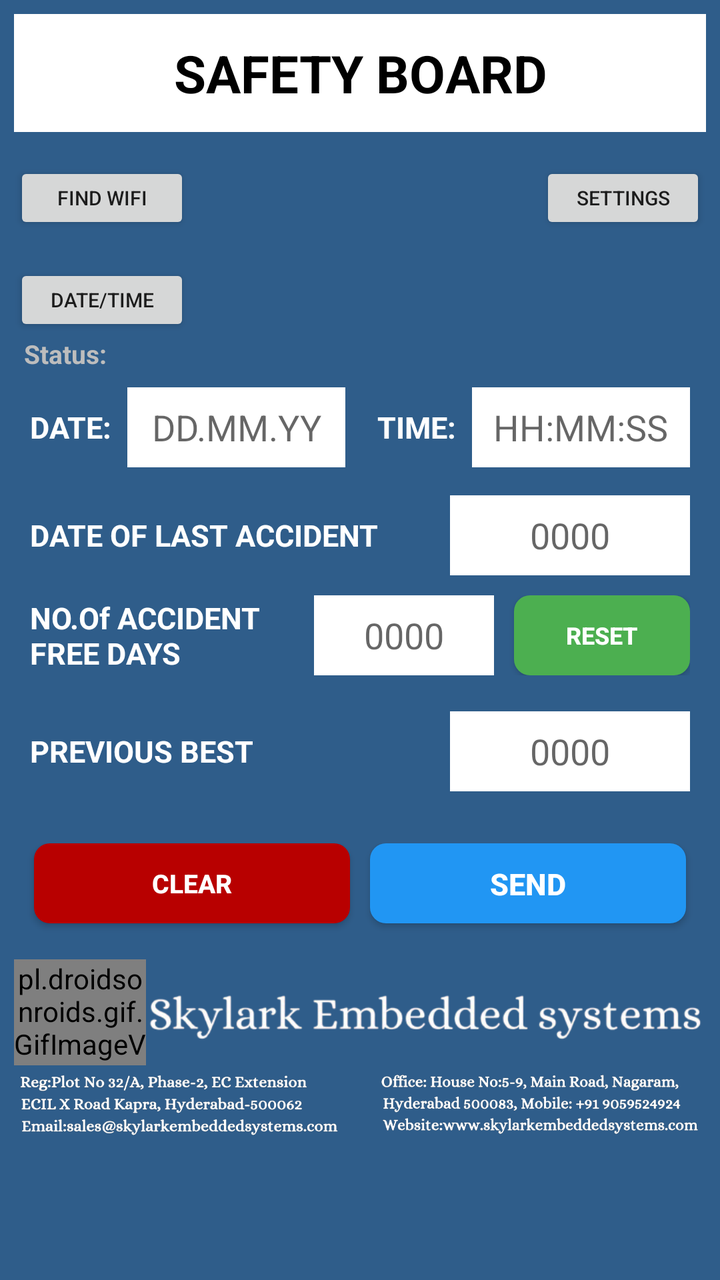
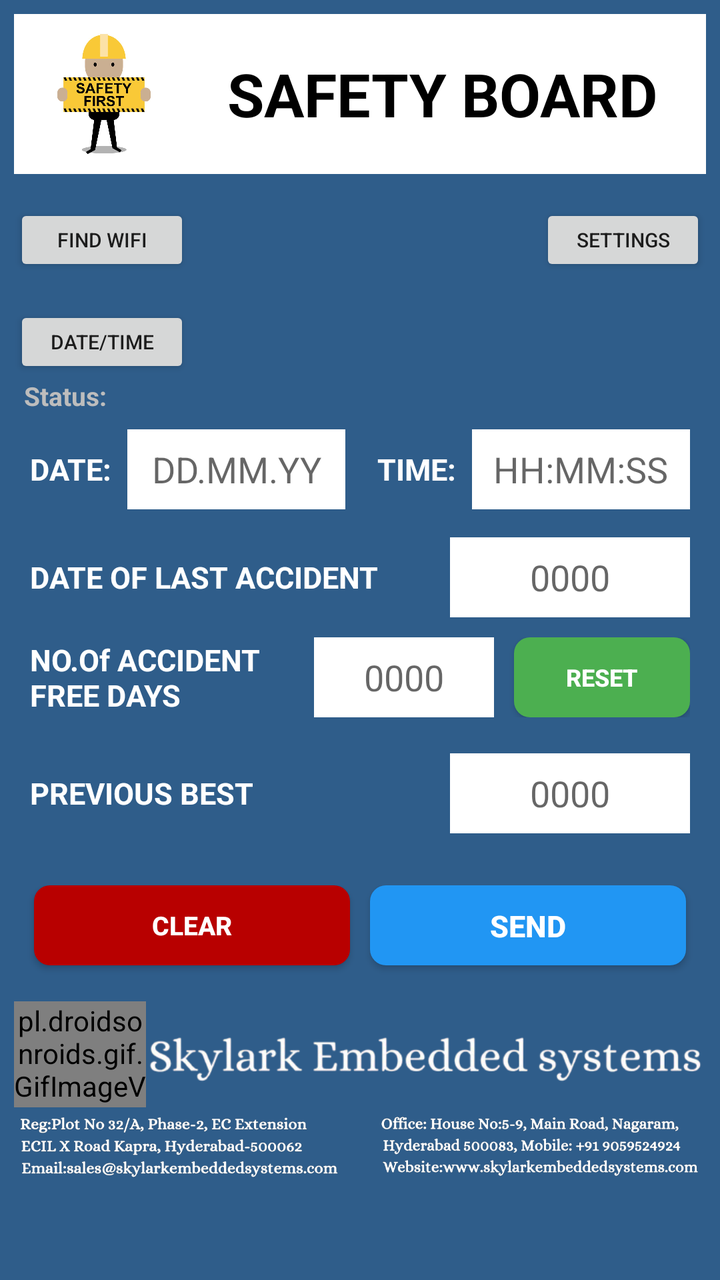

The first picture is an Android layout as it rendered before a commit; the second is the same layout after the commit. The layout source and the unified diff follow.
<!-- AndroidManifest.xml: application theme Theme.AppCompat.Light.NoActionBar -->
<!-- res/layout/activity_main.xml -->
<?xml version="1.0" encoding="utf-8"?>
<ScrollView xmlns:android="http://schemas.android.com/apk/res/android"
    xmlns:tools="http://schemas.android.com/tools"
    android:id="@+id/scrollView"
    android:layout_width="match_parent"
    android:layout_height="match_parent"
    android:paddingBottom="0dp"
    android:layout_marginBottom="0dp"
    android:clipToPadding="false"
    android:background="#2F5D8A"
    android:fillViewport="true">

    <LinearLayout
        android:id="@+id/linearLayout"
        android:layout_width="match_parent"
        android:layout_height="match_parent"
        android:padding="7dp"
        android:orientation="vertical">

        
        <TextView
            android:id="@+id/textViewTitle"
            android:layout_width="match_parent"
            android:layout_height="wrap_content"
            android:layout_marginBottom="15dp"
            android:background="#FFFFFF"
            android:gravity="center"
            android:padding="12dp"
            android:text="SAFETY BOARD"
            android:textColor="#000000"
            android:textSize="26sp"
            android:textStyle="bold"
            tools:ignore="HardcodedText,TextContrastCheck" />

        
        <LinearLayout
            android:layout_width="match_parent"
            android:layout_height="wrap_content"
            android:layout_marginBottom="15dp"
            android:orientation="horizontal"
            android:padding="0dp">

            <Button
                android:id="@+id/buttonWifi"
                android:layout_width="wrap_content"
                android:layout_height="36dp"
                android:layout_gravity="center_vertical"
                android:text="Find Wifi"
                android:textSize="10sp"
                tools:ignore="TouchTargetSizeCheck" />

            <Button
                android:id="@+id/buttonSettings"
                android:layout_width="wrap_content"
                android:layout_height="36dp"
                android:layout_gravity="center_vertical"
                android:layout_marginStart="175dp"
                android:gravity="center"
                android:text="Settings"
                android:textSize="10sp"
                tools:ignore="TouchTargetSizeCheck" />

        </LinearLayout>

        <LinearLayout
            android:layout_width="match_parent"
            android:layout_height="wrap_content"
            android:layout_marginTop="0dp"
            android:layout_marginBottom="0dp"
            android:orientation="horizontal"
            android:padding="0dp">

            <Button
                android:id="@+id/buttonDateTimeOptions"
                android:layout_width="wrap_content"
                android:layout_height="36dp"
                android:layout_gravity="center_vertical"
                android:gravity="center"
                android:text="Date/Time"
                android:textSize="10sp"
                tools:ignore="TouchTargetSizeCheck,TextContrastCheck,TextSizeCheck" />

        </LinearLayout>

        
        <TextView
            android:id="@+id/textViewStatus"
            android:layout_width="201dp"
            android:layout_height="wrap_content"
            android:layout_marginStart="5dp"
            android:layout_marginTop="0dp"
            android:layout_marginBottom="0dp"
            android:text="Status: "
            android:textColor="#BDBDBD"
            android:textSize="13sp"
            android:textStyle="bold"
            tools:ignore="HardcodedText,TextContrastCheck" />

        <LinearLayout
            android:layout_width="match_parent"
            android:layout_height="wrap_content"
            android:layout_marginBottom="0dp"
            android:orientation="vertical"
            android:padding="8dp">

            
            <LinearLayout
                android:layout_width="match_parent"
                android:layout_height="wrap_content"
                android:layout_marginBottom="14dp"
                android:orientation="horizontal"
                tools:ignore="TextSizeCheck">

                <TextView
                    android:layout_width="wrap_content"
                    android:layout_height="wrap_content"
                    android:layout_gravity="center_vertical"
                    android:layout_marginEnd="8dp"
                    android:text="DATE:"
                    android:textColor="#FFFFFF"
                    android:textSize="15sp"
                    android:textStyle="bold"
                    tools:ignore="HardcodedText,TextContrastCheck" />

                <EditText
                    android:id="@+id/editText1"
                    android:layout_width="0dp"
                    android:layout_height="wrap_content"
                    android:layout_marginEnd="16dp"
                    android:layout_weight="1"
                    android:background="#FFFFFF"
                    android:cursorVisible="true"
                    android:focusable="true"
                    android:focusableInTouchMode="true"
                    android:gravity="center"
                    android:hint="DD.MM.YY"
                    android:inputType="date"
                    android:minHeight="40dp"
                    android:textColor="#000000"
                    tools:ignore="Autofill,HardcodedText,VisualLintTextFieldSize,TouchTargetSizeCheck,TextContrastCheck" />

                <TextView
                    android:layout_width="wrap_content"
                    android:layout_height="wrap_content"
                    android:layout_gravity="center_vertical"
                    android:layout_marginEnd="8dp"
                    android:text="TIME:"
                    android:textColor="#FFFFFF"
                    android:textSize="15sp"
                    android:textStyle="bold"
                    tools:ignore="HardcodedText,TextContrastCheck" />

                <EditText
                    android:id="@+id/editText2"
                    android:layout_width="0dp"
                    android:layout_height="wrap_content"
                    android:layout_weight="1"
                    android:background="#FFFFFF"
                    android:cursorVisible="true"
                    android:focusable="true"
                    android:focusableInTouchMode="true"
                    android:gravity="center"
                    android:hint="HH:MM:SS"
                    android:inputType="time"
                    android:minHeight="40dp"
                    android:textColor="#000000"
                    tools:ignore="Autofill,HardcodedText,VisualLintTextFieldSize,TouchTargetSizeCheck,TextContrastCheck" />
            </LinearLayout>

            
            <LinearLayout
                android:layout_width="match_parent"
                android:layout_height="wrap_content"
                android:layout_marginBottom="10dp"
                android:orientation="horizontal"
                android:gravity="center_vertical"
                tools:ignore="TextSizeCheck">

                <TextView
                    android:layout_width="0dp"
                    android:layout_height="wrap_content"
                    android:layout_weight="1"
                    android:layout_marginEnd="8dp"
                    android:text="DATE OF LAST ACCIDENT"
                    android:textColor="#FFFFFF"
                    android:textSize="15sp"
                    android:textStyle="bold"
                    tools:ignore="HardcodedText,TextContrastCheck" />

                <EditText
                    android:id="@+id/editText3"
                    android:layout_width="120dp"
                    android:layout_height="wrap_content"
                    android:background="#FFFFFF"
                    android:cursorVisible="true"
                    android:focusable="true"
                    android:focusableInTouchMode="true"
                    android:gravity="center"
                    android:hint="0000"
                    android:inputType="number"
                    android:minHeight="40dp"
                    android:textColor="#000000"
                    tools:ignore="Autofill,HardcodedText,VisualLintTextFieldSize,TouchTargetSizeCheck,TextContrastCheck" />
            </LinearLayout>

            
            <LinearLayout
                android:layout_width="match_parent"
                android:layout_height="wrap_content"
                android:layout_marginBottom="18dp"
                android:orientation="horizontal"
                android:gravity="center_vertical"
                tools:ignore="TextSizeCheck">

                <TextView
                    android:layout_width="0dp"
                    android:layout_height="wrap_content"
                    android:layout_weight="1"
                    android:layout_marginEnd="8dp"
                    android:text="NO.Of ACCIDENT FREE DAYS"
                    android:textColor="#FFFFFF"
                    android:textSize="15sp"
                    android:textStyle="bold"
                    tools:ignore="HardcodedText,TextContrastCheck" />

                <EditText
                    android:id="@+id/editText4"
                    android:layout_width="90dp"
                    android:layout_height="40dp"
                    android:layout_marginEnd="10dp"
                    android:background="#FFFFFF"
                    android:gravity="center"
                    android:hint="0000"
                    android:maxLength="4"
                    android:inputType="number"
                    android:textColor="#000000"
                    tools:ignore="Autofill,HardcodedText,TouchTargetSizeCheck,TextContrastCheck" />

                <Button
                    android:id="@+id/buttonReset"
                    android:layout_width="wrap_content"
                    android:layout_height="40dp"
                    android:background="@drawable/rounded_green"
                    android:paddingStart="14dp"
                    android:paddingEnd="14dp"
                    android:text="Reset"
                    android:textColor="#FFFFFF"
                    android:textSize="12sp"
                    android:textStyle="bold"
                    tools:ignore="HardcodedText,ButtonStyle,TextContrastCheck,TouchTargetSizeCheck" />

            </LinearLayout>
            
            <LinearLayout
                android:layout_width="match_parent"
                android:layout_height="wrap_content"
                android:layout_marginBottom="10dp"
                android:orientation="horizontal"
                android:gravity="center_vertical"
                tools:ignore="TextSizeCheck">

                <TextView
                    android:layout_width="0dp"
                    android:layout_height="wrap_content"
                    android:layout_weight="1"
                    android:layout_marginEnd="8dp"
                    android:text="PREVIOUS BEST"
                    android:textColor="#FFFFFF"
                    android:textSize="15sp"
                    android:textStyle="bold"
                    tools:ignore="HardcodedText,TextContrastCheck" />

                <EditText
                    android:id="@+id/editText5"
                    android:layout_width="120dp"
                    android:layout_height="wrap_content"
                    android:background="#FFFFFF"
                    android:cursorVisible="true"
                    android:focusable="true"
                    android:focusableInTouchMode="true"
                    android:gravity="center"
                    android:hint="0000"
                    android:maxLength="4"
                    android:inputType="number"
                    android:minHeight="40dp"
                    android:textColor="#000000"
                    tools:ignore="Autofill,HardcodedText,VisualLintTextFieldSize,TouchTargetSizeCheck,TextContrastCheck" />
            </LinearLayout>

        </LinearLayout>

        
        <LinearLayout
            android:layout_width="match_parent"
            android:layout_height="wrap_content"
            android:layout_marginTop="8dp"
            android:orientation="horizontal"
            android:padding="0dp">

            <Button
                android:id="@+id/buttonClear"
                android:layout_width="20dp"
                android:layout_height="40dp"
                android:layout_gravity="end"
                android:layout_marginStart="10dp"
                android:layout_marginTop="8dp"
                android:layout_marginEnd="5dp"
                android:layout_weight="1"
                android:background="@drawable/rounded_red"
                android:gravity="center"
                android:padding="10dp"
                android:text="Clear"
                android:textColor="#FFFFFF"
                android:textSize="13sp"
                android:textStyle="bold"
                tools:ignore="ButtonStyle,HardcodedText,VisualLintButtonSize,TextContrastCheck,TextSizeCheck,TouchTargetSizeCheck" />

            <Button
                android:id="@+id/buttonSend"
                android:layout_width="20dp"
                android:layout_height="40dp"
                android:layout_gravity="end"
                android:layout_marginStart="5dp"
                android:layout_marginTop="8dp"
                android:layout_marginEnd="10dp"
                android:layout_weight="1"
                android:background="@drawable/rounded_blue"
                android:gravity="center"
                android:padding="10dp"
                android:text="Send"
                android:textColor="#FFFFFF"
                android:textSize="15sp"
                android:textStyle="bold"
                tools:ignore="ButtonStyle,HardcodedText,VisualLintButtonSize,TextContrastCheck,TouchTargetSizeCheck" />

        </LinearLayout>

        
        <LinearLayout
            android:layout_width="match_parent"
            android:layout_height="wrap_content"
            android:layout_marginTop="10dp"
            android:layout_marginBottom="0dp"
            android:orientation="horizontal"
            android:padding="0dp">

            <pl.droidsonroids.gif.GifImageView
                android:id="@+id/gifImageView"
                android:layout_width="66dp"
                android:layout_height="53dp"
                android:src="@drawable/skylarkgifi"
                tools:ignore="ImageContrastCheck" />

            <ImageView
                android:id="@+id/logoImageView"
                android:layout_width="match_parent"
                android:layout_height="match_parent"
                android:layout_gravity="center_horizontal"
                android:layout_marginStart="0dp"
                android:layout_marginBottom="0dp"
                android:contentDescription="App Logo"
                android:src="@drawable/skylarkheading"
                tools:ignore="HardcodedText,ImageContrastCheck" />

        </LinearLayout>

        
        <LinearLayout
            android:layout_width="match_parent"
            android:layout_height="wrap_content"
            android:layout_marginTop="0dp"
            android:layout_marginBottom="0dp"
            android:padding="0dp"
            android:orientation="horizontal">

            <ImageView
                android:id="@+id/logoImageViewAddress"
                android:layout_width="match_parent"
                android:layout_height="39dp"
                android:layout_gravity="center_horizontal"
                android:layout_marginTop="0dp"
                android:layout_marginBottom="0dp"
                android:contentDescription="App Logo"
                android:src="@drawable/skylarkaddress"
                tools:ignore="HardcodedText,ImageContrastCheck" />
        </LinearLayout>

    </LinearLayout>
</ScrollView>
<!-- resources referenced by this layout -->
<resources>
  <!-- drawable rounded_blue (drawable) -->
  <shape xmlns:android="http://schemas.android.com/apk/res/android"
      android:shape="rectangle">
  
      <solid android:color="#2196F3" />
      <corners android:radius="8dp" />
  
  </shape>
  <!-- drawable rounded_green (drawable) -->
  <shape xmlns:android="http://schemas.android.com/apk/res/android"
      android:shape="rectangle">
  
      <solid android:color="#4CAF50" />
      <corners android:radius="8dp" />
  
  </shape>
  <!-- drawable rounded_red (drawable) -->
  <shape xmlns:android="http://schemas.android.com/apk/res/android"
      android:shape="rectangle">
  
      <solid android:color="#B80000" />
      <corners android:radius="8dp" />
  
  </shape>
  <!-- drawable skylarkaddress: png bitmap (drawable, 224204 bytes) -->
  <!-- drawable skylarkgifi: gif bitmap (drawable, 770321 bytes) -->
  <!-- drawable skylarkheading: png bitmap (drawable, 35153 bytes) -->
</resources>

<!-- the commit's change to res/layout/activity_main.xml (unified diff, before → after) -->
@@ -18,20 +18,39 @@
         android:orientation="vertical">
 
         
-        <TextView
-            android:id="@+id/textViewTitle"
-            android:layout_width="match_parent"
-            android:layout_height="wrap_content"
+        <LinearLayout
+            android:layout_width="match_parent"
+            android:layout_height="80dp"
             android:layout_marginBottom="15dp"
             android:background="#FFFFFF"
-            android:gravity="center"
-            android:padding="12dp"
-            android:text="SAFETY BOARD"
-            android:textColor="#000000"
-            android:textSize="26sp"
-            android:textStyle="bold"
-            tools:ignore="HardcodedText,TextContrastCheck" />
-
+            android:orientation="horizontal"
+            android:gravity="center_vertical"
+            android:paddingStart="10dp"
+            android:paddingEnd="10dp">
+
+            <ImageView
+                android:id="@+id/imageViewSafety"
+                android:layout_width="70dp"
+                android:layout_height="70dp"
+                android:layout_marginEnd="12dp"
+                android:contentDescription="Safety icon"
+                android:scaleType="fitCenter"
+                android:src="@drawable/safety_first"
+                tools:ignore="HardcodedText,ImageContrastCheck" />
+
+            <TextView
+                android:id="@+id/textViewTitle"
+                android:layout_width="0dp"
+                android:layout_height="wrap_content"
+                android:layout_weight="1"
+                android:gravity="center"
+                android:text="SAFETY BOARD"
+                android:textColor="#000000"
+                android:textSize="30sp"
+                android:textStyle="bold"
+                tools:ignore="HardcodedText,TextContrastCheck" />
+
+        </LinearLayout>
         
         <LinearLayout
             android:layout_width="match_parent"
<!-- resource entries referenced after the edit -->
@@ -24,6 +24,7 @@
       <corners android:radius="8dp" />
   
   </shape>
+  <!-- drawable safety_first: png bitmap (drawable, 41458 bytes) -->
   <!-- drawable skylarkaddress: png bitmap (drawable, 224204 bytes) -->
   <!-- drawable skylarkgifi: gif bitmap (drawable, 770321 bytes) -->
   <!-- drawable skylarkheading: png bitmap (drawable, 35153 bytes) -->
